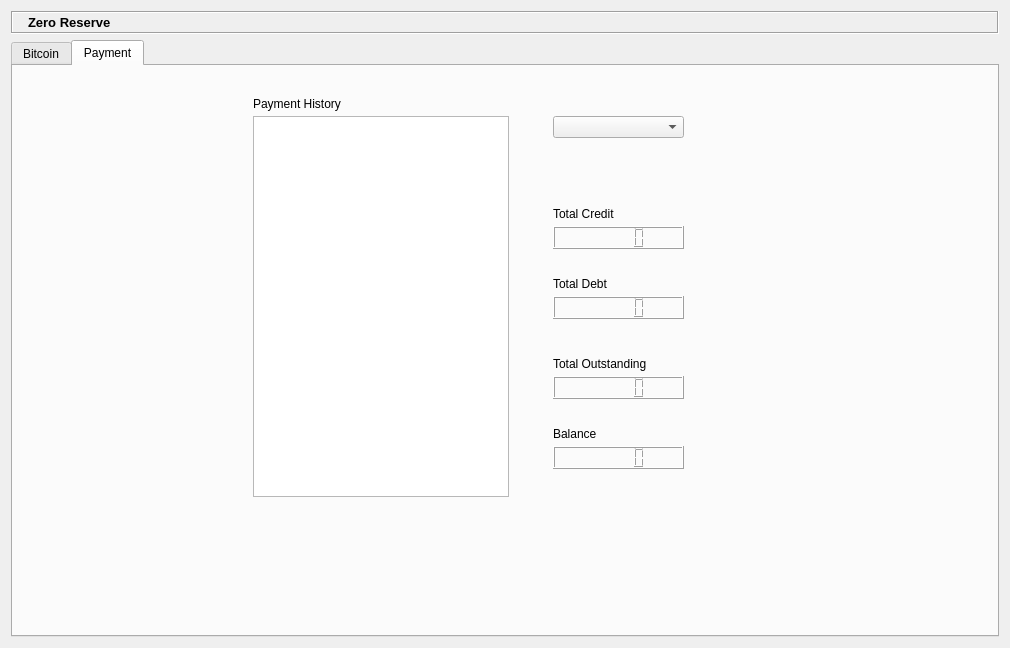
Old version of the form ZeroReserveDialog.ui in the repository zeroreserve/ZeroReserve.
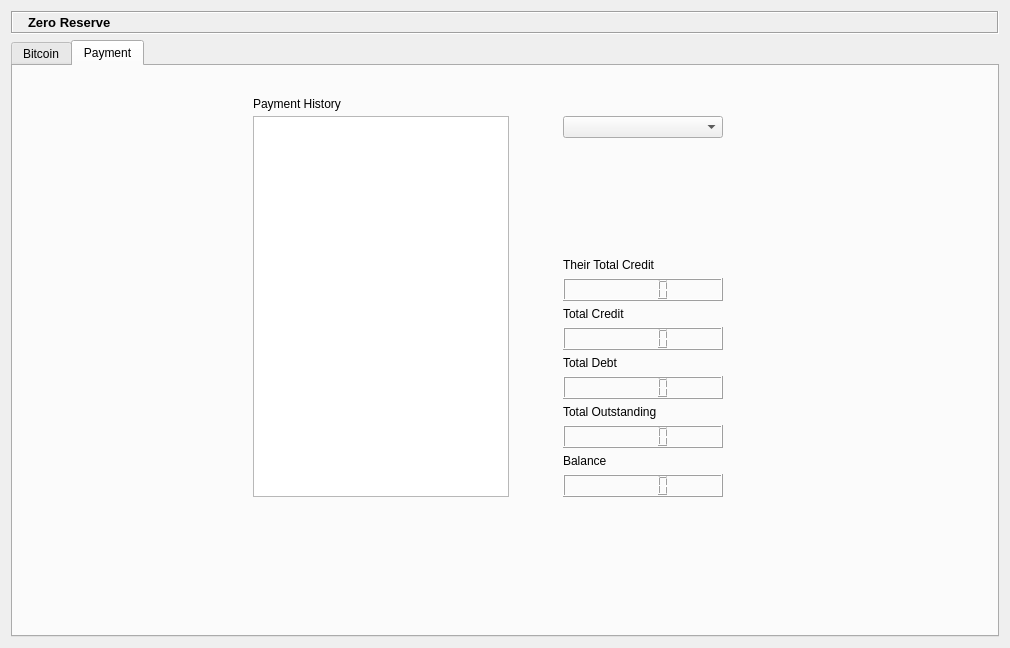
New version of the form. The open tabs and pages were chosen to show the change. Icons and pictures are not drawn. Custom widgets are drawn as their Qt base class.

Commit message: Display totals any time the currency selector is flipped.

```diff
--- a/ZeroReserveDialog.ui
+++ b/ZeroReserveDialog.ui
@@ -323,119 +323,99 @@
         <string>Payment History</string>
        </property>
       </widget>
+      <widget class="QWidget" name="verticalLayoutWidget">
+       <property name="geometry">
+        <rect>
+         <x>550</x>
+         <y>50</y>
+         <width>160</width>
+         <height>381</height>
+        </rect>
+       </property>
+       <layout class="QVBoxLayout" name="verticalLayout_3">
+        <item>
+         <widget class="QComboBox" name="currencySelector2"/>
+        </item>
+        <item>
+         <spacer name="verticalSpacer">
+          <property name="orientation">
+           <enum>Qt::Vertical</enum>
+          </property>
+          <property name="sizeHint" stdset="0">
+           <size>
+            <width>20</width>
+            <height>40</height>
+           </size>
+          </property>
+         </spacer>
+        </item>
+        <item>
+         <widget class="QLabel" name="label_15">
+          <property name="text">
+           <string>Their Total Credit</string>
+          </property>
+         </widget>
+        </item>
+        <item>
+         <widget class="QLCDNumber" name="lcdTheirCredit"/>
+        </item>
+        <item>
       <widget class="QLabel" name="label_3">
-       <property name="geometry">
-        <rect>
-         <x>540</x>
-         <y>140</y>
-         <width>101</width>
-         <height>16</height>
-        </rect>
-       </property>
        <property name="text">
         <string>Total Credit</string>
        </property>
       </widget>
-      <widget class="QLCDNumber" name="lcdNumber">
-       <property name="geometry">
-        <rect>
-         <x>540</x>
-         <y>160</y>
-         <width>131</width>
-         <height>23</height>
-        </rect>
-       </property>
+        </item>
+        <item>
+         <widget class="QLCDNumber" name="lcdTotalCredit">
        <property name="toolTip">
         <string>The amount you can borrow from your friends</string>
        </property>
       </widget>
+        </item>
+        <item>
       <widget class="QLabel" name="label_4">
-       <property name="geometry">
-        <rect>
-         <x>540</x>
-         <y>210</y>
-         <width>111</width>
-         <height>16</height>
-        </rect>
-       </property>
        <property name="text">
         <string>Total Debt</string>
        </property>
       </widget>
-      <widget class="QLCDNumber" name="lcdNumber_2">
-       <property name="geometry">
-        <rect>
-         <x>540</x>
-         <y>230</y>
-         <width>131</width>
-         <height>23</height>
-        </rect>
-       </property>
+        </item>
+        <item>
+         <widget class="QLCDNumber" name="lcdTotalDebt">
        <property name="toolTip">
         <string>The amount you borrowed from your friends</string>
        </property>
       </widget>
+        </item>
+        <item>
       <widget class="QLabel" name="label_5">
-       <property name="geometry">
-        <rect>
-         <x>540</x>
-         <y>290</y>
-         <width>131</width>
-         <height>16</height>
-        </rect>
-       </property>
        <property name="text">
         <string>Total Outstanding</string>
        </property>
       </widget>
-      <widget class="QLCDNumber" name="lcdNumber_3">
-       <property name="geometry">
-        <rect>
-         <x>540</x>
-         <y>310</y>
-         <width>131</width>
-         <height>23</height>
-        </rect>
-       </property>
+        </item>
+        <item>
+         <widget class="QLCDNumber" name="lcdtotalOutstanding">
        <property name="toolTip">
         <string>the amount your friends owe you</string>
        </property>
       </widget>
+        </item>
+        <item>
       <widget class="QLabel" name="label_6">
-       <property name="geometry">
-        <rect>
-         <x>540</x>
-         <y>360</y>
-         <width>101</width>
-         <height>16</height>
-        </rect>
-       </property>
        <property name="text">
         <string>Balance</string>
        </property>
       </widget>
-      <widget class="QLCDNumber" name="lcdNumber_4">
-       <property name="geometry">
-        <rect>
-         <x>540</x>
-         <y>380</y>
-         <width>131</width>
-         <height>23</height>
-        </rect>
-       </property>
+        </item>
+        <item>
+         <widget class="QLCDNumber" name="lcdBalance">
        <property name="toolTip">
         <string>Outstanding claims minus debt</string>
        </property>
       </widget>
-      <widget class="QComboBox" name="currencySelector2">
-       <property name="geometry">
-        <rect>
-         <x>540</x>
-         <y>50</y>
-         <width>131</width>
-         <height>22</height>
-        </rect>
-       </property>
+        </item>
+       </layout>
       </widget>
      </widget>
     </widget>
```
Left out of the diff: 22 changed lines with no effect on the pictures. Lines whose indentation alone changed are shown as unchanged. The commit also changes 2 other files.
